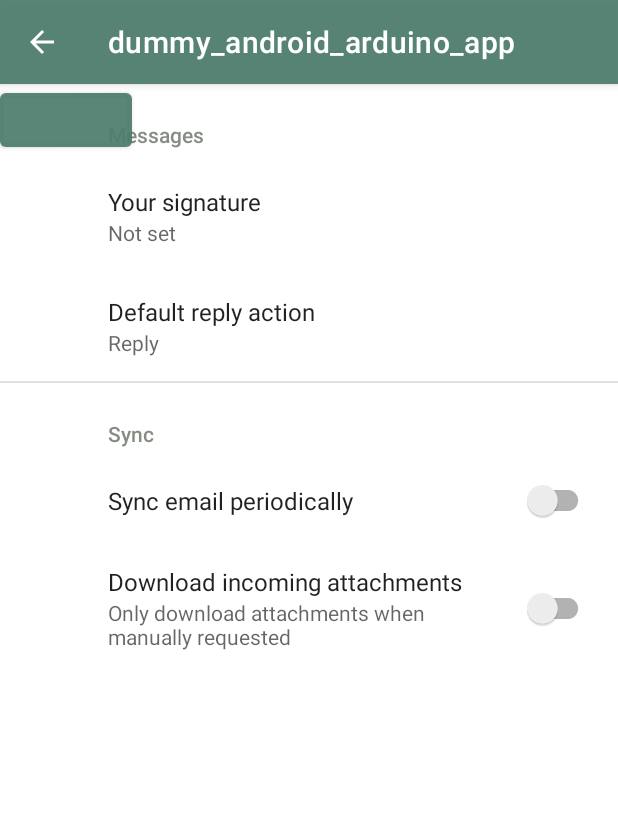
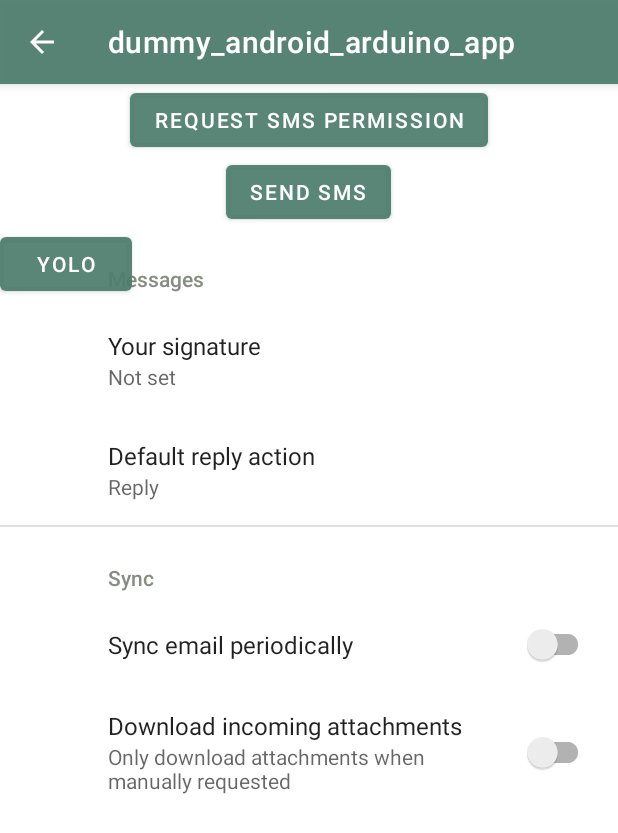
Before and after one commit to kkelchte/dummy_android_arduino_app, an Android app: the screen it shows after launch (SettingsActivity), on a phone screen of 412 x 824 dp. Shown: the top 833 px of the screen. Run offline under Robolectric (Android 15) with nearby library versions, the phone set to English and light mode, and no system bars; our stand-ins replace androidx.preference.

Commit message:
Request permission and Sens sms buttons and methods

```diff
--- a/app/app/src/main/AndroidManifest.xml
+++ b/app/app/src/main/AndroidManifest.xml
@@ -1,6 +1,7 @@
 <?xml version="1.0" encoding="utf-8"?>
 <manifest xmlns:android="http://schemas.android.com/apk/res/android"
     package="com.example.dummy_android_arduino_app">
+    <uses-permission android:name="android.permission.SEND_SMS" />
 
     <application
         android:allowBackup="true"
--- a/app/app/src/main/res/layout/settings_activity.xml
+++ b/app/app/src/main/res/layout/settings_activity.xml
@@ -1,16 +1,35 @@
-<LinearLayout xmlns:android="http://schemas.android.com/apk/res/android"
+<RelativeLayout xmlns:android="http://schemas.android.com/apk/res/android"
     android:layout_width="match_parent"
     android:layout_height="match_parent">
+    <Button
+        android:id="@+id/buttonpermission"
+        android:layout_width="wrap_content"
+        android:layout_height="wrap_content"
+        android:onClick="requestPermission"
+        android:layout_centerHorizontal="true"
+        android:text="Request SMS permission" />
+
+    <Button
+        android:id="@+id/buttonsms"
+        android:layout_width="wrap_content"
+        android:layout_height="wrap_content"
+        android:layout_centerHorizontal="true"
+        android:onClick="sendSms"
+        android:layout_below="@+id/buttonpermission"
+        android:text="Send SMS"/>
 
     <FrameLayout
         android:id="@+id/settings"
         android:layout_width="match_parent"
+        android:layout_below="@+id/buttonsms"
         android:layout_height="match_parent" >
 
         <Button
             android:layout_width="wrap_content"
             android:layout_height="wrap_content"
-            android:id="@+id/button_send" />
+            android:id="@+id/button_send"
+            android:text="YOLO"/>
 
     </FrameLayout>
-</LinearLayout>
+
+</RelativeLayout>
```
Also changed, not shown: app/app/src/main/java/com/example/dummy_android_arduino_app/SettingsActivity.java (+48 -0 lines).
